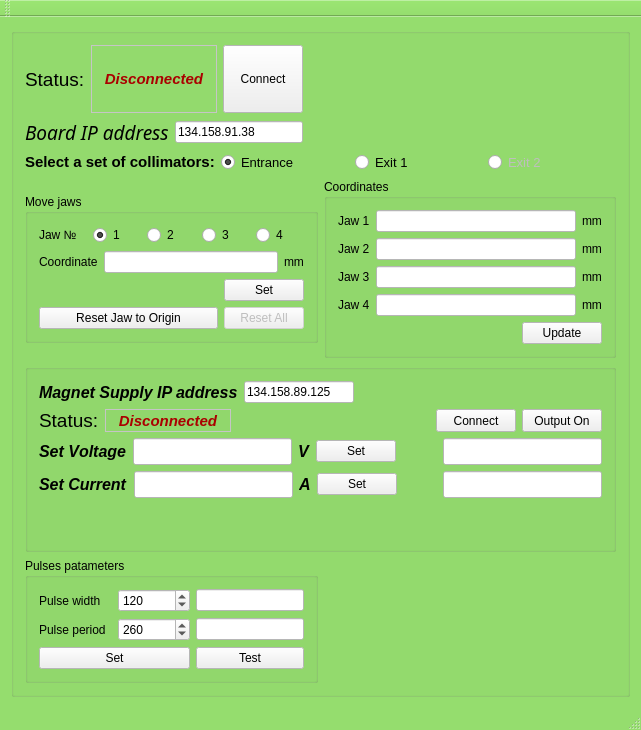
vladkrylov/Leetech-GUI, file mainwindow.ui: the form before one commit.
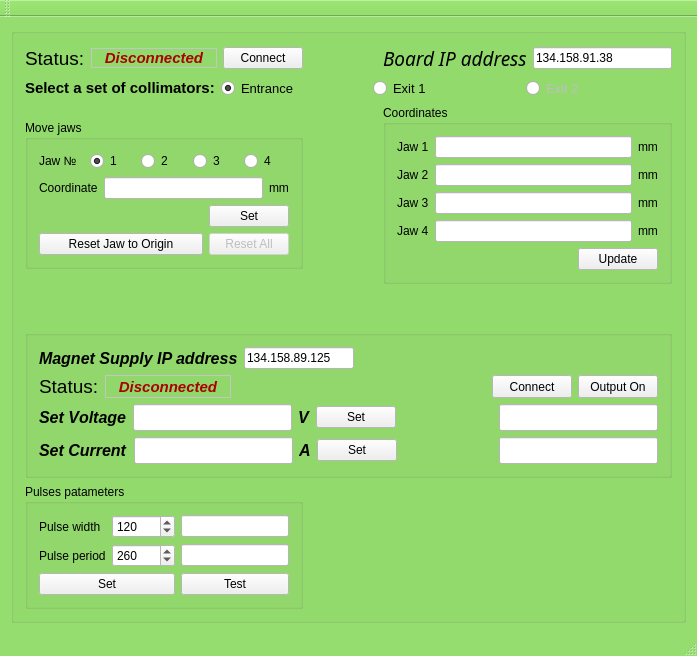
The form after the commit.

Commit message: window prettified

```diff
--- a/mainwindow.ui
+++ b/mainwindow.ui
@@ -6,8 +6,8 @@
    <rect>
     <x>0</x>
     <y>0</y>
-    <width>641</width>
-    <height>730</height>
+    <width>677</width>
+    <height>632</height>
    </rect>
   </property>
   <property name="palette">
@@ -212,212 +212,224 @@
        <bool>false</bool>
       </property>
       <layout class="QGridLayout" name="gridLayout">
-       <item row="1" column="0" colspan="2">
-        <layout class="QHBoxLayout" name="horizontalLayout">
-         <item>
-          <widget class="QLabel" name="label_29">
+       <item row="2" column="0">
+        <widget class="QGroupBox" name="MoveGroupBox">
            <property name="sizePolicy">
-            <sizepolicy hsizetype="Preferred" vsizetype="Fixed">
+          <sizepolicy hsizetype="Preferred" vsizetype="Maximum">
              <horstretch>0</horstretch>
              <verstretch>0</verstretch>
             </sizepolicy>
            </property>
-           <property name="font">
-            <font>
-             <pointsize>11</pointsize>
-             <weight>75</weight>
-             <bold>true</bold>
-            </font>
-           </property>
-           <property name="text">
-            <string>Select a set of collimators:</string>
-           </property>
-          </widget>
-         </item>
-         <item>
-          <widget class="QRadioButton" name="SelectEntranceRadio">
-           <property name="font">
-            <font>
-             <pointsize>10</pointsize>
-            </font>
-           </property>
-           <property name="text">
-            <string>Entrance</string>
-           </property>
-           <property name="checkable">
-            <bool>true</bool>
-           </property>
-           <property name="checked">
-            <bool>true</bool>
-           </property>
-          </widget>
-         </item>
-         <item>
-          <widget class="QRadioButton" name="SelectExit1Radio">
-           <property name="font">
-            <font>
-             <pointsize>10</pointsize>
-            </font>
-           </property>
-           <property name="text">
-            <string>Exit 1</string>
-           </property>
-          </widget>
-         </item>
-         <item>
-          <widget class="QRadioButton" name="SelectExit2Radio">
-           <property name="enabled">
-            <bool>false</bool>
-           </property>
-           <property name="font">
-            <font>
-             <pointsize>10</pointsize>
-            </font>
-           </property>
-           <property name="text">
-            <string>Exit 2</string>
-           </property>
-          </widget>
-         </item>
-        </layout>
-       </item>
-       <item row="2" column="1">
-        <widget class="QGroupBox" name="groupBox_2">
          <property name="title">
-          <string>Coordinates</string>
+          <string>Move jaws</string>
          </property>
-         <layout class="QGridLayout" name="gridLayout_5">
-          <item row="0" column="0" colspan="2">
-           <layout class="QVBoxLayout" name="verticalLayout_2">
-            <item>
-             <layout class="QHBoxLayout" name="horizontalLayout_4">
-              <item>
-               <widget class="QLabel" name="label_10">
-                <property name="text">
-                 <string>Jaw 1</string>
-                </property>
-               </widget>
-              </item>
-              <item>
-               <widget class="QLineEdit" name="DisplayCoordinate1">
-                <property name="enabled">
-                 <bool>false</bool>
-                </property>
-               </widget>
-              </item>
-              <item>
-               <widget class="QLabel" name="label_11">
-                <property name="text">
-                 <string>mm</string>
-                </property>
-               </widget>
-              </item>
-             </layout>
-            </item>
-            <item>
-             <layout class="QHBoxLayout" name="horizontalLayout_6">
-              <item>
-               <widget class="QLabel" name="label_14">
-                <property name="text">
-                 <string>Jaw 2</string>
-                </property>
-               </widget>
-              </item>
-              <item>
-               <widget class="QLineEdit" name="DisplayCoordinate2">
-                <property name="enabled">
-                 <bool>false</bool>
-                </property>
-               </widget>
-              </item>
-              <item>
-               <widget class="QLabel" name="label_15">
-                <property name="text">
-                 <string>mm</string>
-                </property>
-               </widget>
-              </item>
-             </layout>
-            </item>
-            <item>
-             <layout class="QHBoxLayout" name="horizontalLayout_5">
-              <item>
-               <widget class="QLabel" name="label_12">
-                <property name="text">
-                 <string>Jaw 3</string>
-                </property>
-               </widget>
-              </item>
-              <item>
-               <widget class="QLineEdit" name="DisplayCoordinate3">
-                <property name="enabled">
-                 <bool>false</bool>
-                </property>
-               </widget>
-              </item>
-              <item>
-               <widget class="QLabel" name="label_13">
-                <property name="text">
-                 <string>mm</string>
-                </property>
-               </widget>
-              </item>
-             </layout>
-            </item>
-            <item>
-             <layout class="QHBoxLayout" name="horizontalLayout_7">
-              <item>
-               <widget class="QLabel" name="label_16">
-                <property name="text">
-                 <string>Jaw 4</string>
-                </property>
-               </widget>
-              </item>
-              <item>
-               <widget class="QLineEdit" name="DisplayCoordinate4">
-                <property name="enabled">
-                 <bool>false</bool>
-                </property>
-               </widget>
-              </item>
-              <item>
-               <widget class="QLabel" name="label_17">
-                <property name="text">
-                 <string>mm</string>
-                </property>
-               </widget>
-              </item>
-             </layout>
-            </item>
-           </layout>
-          </item>
+         <layout class="QGridLayout" name="gridLayout_6">
           <item row="1" column="0">
-           <spacer name="horizontalSpacer_3">
+           <spacer name="horizontalSpacer_4">
             <property name="orientation">
              <enum>Qt::Horizontal</enum>
             </property>
             <property name="sizeHint" stdset="0">
              <size>
-              <width>175</width>
-              <height>19</height>
+              <width>132</width>
+              <height>20</height>
              </size>
             </property>
            </spacer>
           </item>
+          <item row="0" column="0" colspan="2">
+           <layout class="QGridLayout" name="gridLayout_4">
+            <item row="1" column="0">
+             <widget class="QLabel" name="label_2">
+              <property name="text">
+               <string>Coordinate</string>
+              </property>
+             </widget>
+            </item>
           <item row="1" column="1">
-           <widget class="QPushButton" name="UpdateCoordinatesButton">
-            <property name="enabled">
+             <widget class="QLineEdit" name="CoordinateLineEdit"/>
+            </item>
+            <item row="1" column="2">
+             <widget class="QLabel" name="label_9">
+              <property name="text">
+               <string>mm</string>
+              </property>
+             </widget>
+            </item>
+            <item row="0" column="0" colspan="3">
+             <layout class="QHBoxLayout" name="horizontalLayout_3">
+              <item>
+               <widget class="QLabel" name="label">
+                <property name="text">
+                 <string>Jaw №</string>
+                </property>
+               </widget>
+              </item>
+              <item>
+               <widget class="QRadioButton" name="radioButton_1">
+                <property name="text">
+                 <string>1</string>
+                </property>
+                <property name="checked">
              <bool>true</bool>
             </property>
+               </widget>
+              </item>
+              <item>
+               <widget class="QRadioButton" name="radioButton_2">
             <property name="text">
-             <string>Update</string>
+                 <string>2</string>
             </property>
            </widget>
           </item>
-         </layout>
-        </widget>
-       </item>
-       <item row="3" column="0" colspan="2">
+              <item>
+               <widget class="QRadioButton" name="radioButton_3">
+                <property name="text">
+                 <string>3</string>
+                </property>
+               </widget>
+              </item>
+              <item>
+               <widget class="QRadioButton" name="radioButton_4">
+                <property name="text">
+                 <string>4</string>
+                </property>
+               </widget>
+              </item>
+             </layout>
+            </item>
+           </layout>
+          </item>
+          <item row="1" column="1">
+           <widget class="QPushButton" name="GoButton">
+            <property name="text">
+             <string>Set</string>
+            </property>
+           </widget>
+          </item>
+          <item row="2" column="1">
+           <widget class="QPushButton" name="ResetAllPushButton">
+            <property name="enabled">
+             <bool>false</bool>
+            </property>
+            <property name="text">
+             <string>Reset All</string>
+            </property>
+           </widget>
+          </item>
+          <item row="2" column="0">
+           <widget class="QPushButton" name="ResetOnePushButton">
+            <property name="text">
+             <string>Reset Jaw to Origin</string>
+            </property>
+           </widget>
+          </item>
+         </layout>
+        </widget>
+       </item>
+       <item row="5" column="0">
+        <widget class="QGroupBox" name="PulsesBox">
+         <property name="sizePolicy">
+          <sizepolicy hsizetype="Preferred" vsizetype="Maximum">
+           <horstretch>0</horstretch>
+           <verstretch>0</verstretch>
+          </sizepolicy>
+         </property>
+         <property name="title">
+          <string>Pulses patameters</string>
+         </property>
+         <layout class="QGridLayout" name="gridLayout_9">
+          <item row="0" column="0">
+           <layout class="QGridLayout" name="gridLayout_2">
+            <item row="0" column="0">
+             <widget class="QLabel" name="label_3">
+              <property name="text">
+               <string>Pulse width</string>
+              </property>
+             </widget>
+            </item>
+            <item row="0" column="1">
+             <widget class="QSpinBox" name="WidthSpinBox">
+              <property name="maximum">
+               <number>65535</number>
+              </property>
+              <property name="value">
+               <number>120</number>
+              </property>
+             </widget>
+            </item>
+            <item row="0" column="2">
+             <widget class="QLineEdit" name="PulsesWidthUS">
+              <property name="enabled">
+               <bool>false</bool>
+              </property>
+              <property name="sizePolicy">
+               <sizepolicy hsizetype="Fixed" vsizetype="Fixed">
+                <horstretch>0</horstretch>
+                <verstretch>0</verstretch>
+               </sizepolicy>
+              </property>
+             </widget>
+            </item>
+            <item row="1" column="0">
+             <widget class="QLabel" name="label_4">
+              <property name="text">
+               <string>Pulse period</string>
+              </property>
+             </widget>
+            </item>
+            <item row="1" column="1">
+             <widget class="QSpinBox" name="PeriodSpinBox">
+              <property name="maximum">
+               <number>65535</number>
+              </property>
+              <property name="value">
+               <number>260</number>
+              </property>
+             </widget>
+            </item>
+            <item row="1" column="2">
+             <widget class="QLineEdit" name="PulsesPeriodUS">
+              <property name="enabled">
+               <bool>false</bool>
+              </property>
+              <property name="sizePolicy">
+               <sizepolicy hsizetype="Maximum" vsizetype="Fixed">
+                <horstretch>0</horstretch>
+                <verstretch>0</verstretch>
+               </sizepolicy>
+              </property>
+              <property name="text">
+               <string/>
+              </property>
+             </widget>
+            </item>
+            <item row="2" column="0" colspan="2">
+             <widget class="QPushButton" name="PulsesButton">
+              <property name="sizePolicy">
+               <sizepolicy hsizetype="Expanding" vsizetype="Fixed">
+                <horstretch>0</horstretch>
+                <verstretch>0</verstretch>
+               </sizepolicy>
+              </property>
+              <property name="text">
+               <string>Set</string>
+              </property>
+             </widget>
+            </item>
+            <item row="2" column="2">
+             <widget class="QPushButton" name="TestButton">
+              <property name="text">
+               <string>Test</string>
+              </property>
+             </widget>
+            </item>
+           </layout>
+          </item>
+         </layout>
+        </widget>
+       </item>
+       <item row="4" column="0" colspan="3">
         <widget class="QGroupBox" name="MagnetBox">
          <property name="sizePolicy">
           <sizepolicy hsizetype="Preferred" vsizetype="Maximum">
@@ -1112,236 +1124,139 @@
             </item>
            </layout>
           </item>
-          <item row="1" column="0">
-           <spacer name="verticalSpacer_2">
-            <property name="orientation">
-             <enum>Qt::Vertical</enum>
-            </property>
-            <property name="sizeType">
-             <enum>QSizePolicy::Maximum</enum>
-            </property>
-            <property name="sizeHint" stdset="0">
-             <size>
-              <width>20</width>
-              <height>40</height>
-             </size>
-            </property>
-           </spacer>
-          </item>
          </layout>
-        </widget>
-       </item>
-       <item row="4" column="0">
-        <widget class="QGroupBox" name="PulsesBox">
-         <property name="sizePolicy">
-          <sizepolicy hsizetype="Preferred" vsizetype="Maximum">
-           <horstretch>0</horstretch>
-           <verstretch>0</verstretch>
-          </sizepolicy>
-         </property>
-         <property name="title">
-          <string>Pulses patameters</string>
-         </property>
-         <layout class="QGridLayout" name="gridLayout_9">
-          <item row="0" column="0">
-           <layout class="QGridLayout" name="gridLayout_2">
-            <item row="0" column="0">
-             <widget class="QLabel" name="label_3">
-              <property name="text">
-               <string>Pulse width</string>
-              </property>
-             </widget>
-            </item>
-            <item row="0" column="1">
-             <widget class="QSpinBox" name="WidthSpinBox">
-              <property name="maximum">
-               <number>65535</number>
-              </property>
-              <property name="value">
-               <number>120</number>
-              </property>
-             </widget>
-            </item>
-            <item row="0" column="2">
-             <widget class="QLineEdit" name="PulsesWidthUS">
-              <property name="enabled">
-               <bool>false</bool>
-              </property>
-              <property name="sizePolicy">
-               <sizepolicy hsizetype="Fixed" vsizetype="Fixed">
-                <horstretch>0</horstretch>
-                <verstretch>0</verstretch>
-               </sizepolicy>
-              </property>
-             </widget>
-            </item>
-            <item row="1" column="0">
-             <widget class="QLabel" name="label_4">
-              <property name="text">
-               <string>Pulse period</string>
-              </property>
-             </widget>
-            </item>
-            <item row="1" column="1">
-             <widget class="QSpinBox" name="PeriodSpinBox">
-              <property name="maximum">
-               <number>65535</number>
-              </property>
-              <property name="value">
-               <number>260</number>
-              </property>
-             </widget>
-            </item>
-            <item row="1" column="2">
-             <widget class="QLineEdit" name="PulsesPeriodUS">
-              <property name="enabled">
-               <bool>false</bool>
-              </property>
-              <property name="sizePolicy">
-               <sizepolicy hsizetype="Maximum" vsizetype="Fixed">
-                <horstretch>0</horstretch>
-                <verstretch>0</verstretch>
-               </sizepolicy>
-              </property>
-              <property name="text">
-               <string/>
-              </property>
-             </widget>
-            </item>
-            <item row="2" column="0" colspan="2">
-             <widget class="QPushButton" name="PulsesButton">
-              <property name="sizePolicy">
-               <sizepolicy hsizetype="Expanding" vsizetype="Fixed">
-                <horstretch>0</horstretch>
-                <verstretch>0</verstretch>
-               </sizepolicy>
-              </property>
-              <property name="text">
-               <string>Set</string>
-              </property>
              </widget>
             </item>
             <item row="2" column="2">
-             <widget class="QPushButton" name="TestButton">
-              <property name="text">
-               <string>Test</string>
-              </property>
-             </widget>
-            </item>
-           </layout>
-          </item>
-         </layout>
-        </widget>
-       </item>
-       <item row="2" column="0">
-        <widget class="QGroupBox" name="MoveGroupBox">
-         <property name="sizePolicy">
-          <sizepolicy hsizetype="Preferred" vsizetype="Maximum">
-           <horstretch>0</horstretch>
-           <verstretch>0</verstretch>
-          </sizepolicy>
-         </property>
+        <widget class="QGroupBox" name="groupBox_2">
          <property name="title">
-          <string>Move jaws</string>
+          <string>Coordinates</string>
          </property>
-         <layout class="QGridLayout" name="gridLayout_6">
+         <layout class="QGridLayout" name="gridLayout_5">
+          <item row="1" column="0">
+           <spacer name="horizontalSpacer_3">
+            <property name="orientation">
+             <enum>Qt::Horizontal</enum>
+            </property>
+            <property name="sizeHint" stdset="0">
+             <size>
+              <width>175</width>
+              <height>19</height>
+             </size>
+            </property>
+           </spacer>
+          </item>
           <item row="0" column="0" colspan="2">
-           <layout class="QGridLayout" name="gridLayout_4">
-            <item row="1" column="0">
-             <widget class="QLabel" name="label_2">
+           <layout class="QVBoxLayout" name="verticalLayout_2">
+            <item>
+             <layout class="QHBoxLayout" name="horizontalLayout_4">
+              <item>
+               <widget class="QLabel" name="label_10">
               <property name="text">
-               <string>Coordinate</string>
-              </property>
-             </widget>
+                 <string>Jaw 1</string>
+                </property>
+               </widget>
+              </item>
+              <item>
+               <widget class="QLineEdit" name="DisplayCoordinate1">
+                <property name="enabled">
+                 <bool>false</bool>
+                </property>
+               </widget>
+              </item>
+              <item>
+               <widget class="QLabel" name="label_11">
+                <property name="text">
+                 <string>mm</string>
+                </property>
+               </widget>
+              </item>
+             </layout>
+            </item>
+            <item>
+             <layout class="QHBoxLayout" name="horizontalLayout_6">
+              <item>
+               <widget class="QLabel" name="label_14">
+                <property name="text">
+                 <string>Jaw 2</string>
+                </property>
+               </widget>
+              </item>
+              <item>
+               <widget class="QLineEdit" name="DisplayCoordinate2">
+                <property name="enabled">
+                 <bool>false</bool>
+                </property>
+               </widget>
+              </item>
+              <item>
+               <widget class="QLabel" name="label_15">
+                <property name="text">
+                 <string>mm</string>
+                </property>
+               </widget>
+              </item>
+             </layout>
+            </item>
+            <item>
+             <layout class="QHBoxLayout" name="horizontalLayout_5">
+              <item>
+               <widget class="QLabel" name="label_12">
+                <property name="text">
+                 <string>Jaw 3</string>
+                </property>
+               </widget>
+              </item>
+              <item>
+               <widget class="QLineEdit" name="DisplayCoordinate3">
+                <property name="enabled">
+                 <bool>false</bool>
+                </property>
+               </widget>
+              </item>
+              <item>
+               <widget class="QLabel" name="label_13">
+                <property name="text">
+                 <string>mm</string>
+                </property>
+               </widget>
+              </item>
+             </layout>
+            </item>
+            <item>
+             <layout class="QHBoxLayout" name="horizontalLayout_7">
+              <item>
+               <widget class="QLabel" name="label_16">
+                <property name="text">
+                 <string>Jaw 4</string>
+                </property>
+               </widget>
+              </item>
+              <item>
+               <widget class="QLineEdit" name="DisplayCoordinate4">
+                <property name="enabled">
+                 <bool>false</bool>
+                </property>
+               </widget>
+              </item>
+              <item>
+               <widget class="QLabel" name="label_17">
+                <property name="text">
+                 <string>mm</string>
+                </property>
+               </widget>
+              </item>
+             </layout>
+            </item>
+           </layout>
             </item>
             <item row="1" column="1">
-             <widget class="QLineEdit" name="CoordinateLineEdit"/>
-            </item>
-            <item row="1" column="2">
-             <widget class="QLabel" name="label_9">
-              <property name="text">
-               <string>mm</string>
-              </property>
-             </widget>
-            </item>
-            <item row="0" column="0" colspan="3">
-             <layout class="QHBoxLayout" name="horizontalLayout_3">
-              <item>
-               <widget class="QLabel" name="label">
-                <property name="text">
-                 <string>Jaw №</string>
-                </property>
-               </widget>
-              </item>
-              <item>
-               <widget class="QRadioButton" name="radioButton_1">
-                <property name="text">
-                 <string>1</string>
-                </property>
-                <property name="checked">
+           <widget class="QPushButton" name="UpdateCoordinatesButton">
+            <property name="enabled">
                  <bool>true</bool>
                 </property>
-               </widget>
-              </item>
-              <item>
-               <widget class="QRadioButton" name="radioButton_2">
                 <property name="text">
-                 <string>2</string>
-                </property>
-               </widget>
-              </item>
-              <item>
-               <widget class="QRadioButton" name="radioButton_3">
-                <property name="text">
-                 <string>3</string>
-                </property>
-               </widget>
-              </item>
-              <item>
-               <widget class="QRadioButton" name="radioButton_4">
-                <property name="text">
-                 <string>4</string>
-                </property>
-               </widget>
-              </item>
-             </layout>
-            </item>
-           </layout>
-          </item>
-          <item row="1" column="0">
-           <spacer name="horizontalSpacer_4">
-            <property name="orientation">
-             <enum>Qt::Horizontal</enum>
-            </property>
-            <property name="sizeHint" stdset="0">
-             <size>
-              <width>132</width>
-              <height>20</height>
-             </size>
-            </property>
-           </spacer>
-          </item>
-          <item row="1" column="1">
-           <widget class="QPushButton" name="GoButton">
-            <property name="text">
-             <string>Set</string>
-            </property>
-           </widget>
-          </item>
-          <item row="2" column="0">
-           <widget class="QPushButton" name="ResetOnePushButton">
-            <property name="text">
-             <string>Reset Jaw to Origin</string>
-            </property>
-           </widget>
-          </item>
-          <item row="2" column="1">
-           <widget class="QPushButton" name="ResetAllPushButton">
-            <property name="enabled">
-             <bool>false</bool>
-            </property>
-            <property name="text">
-             <string>Reset All</string>
+             <string>Update</string>
             </property>
            </widget>
           </item>
@@ -1349,13 +1264,15 @@
         </widget>
        </item>
        <item row="0" column="0">
-        <layout class="QHBoxLayout" name="horizontalLayout_11">
-         <item>
-          <layout class="QVBoxLayout" name="verticalLayout">
-           <item>
             <layout class="QHBoxLayout" name="horizontalLayout_8">
              <item>
               <widget class="QLabel" name="label_7">
+           <property name="sizePolicy">
+            <sizepolicy hsizetype="Preferred" vsizetype="Maximum">
+             <horstretch>0</horstretch>
+             <verstretch>0</verstretch>
+            </sizepolicy>
+           </property>
                <property name="font">
                 <font>
                  <pointsize>14</pointsize>
@@ -1369,7 +1286,7 @@
              <item>
               <widget class="QLabel" name="ConnectLabel">
                <property name="sizePolicy">
-                <sizepolicy hsizetype="Maximum" vsizetype="Preferred">
+            <sizepolicy hsizetype="Maximum" vsizetype="Maximum">
                  <horstretch>0</horstretch>
                  <verstretch>0</verstretch>
                 </sizepolicy>
@@ -1434,7 +1351,7 @@
              <item>
               <widget class="QPushButton" name="ConnectButton">
                <property name="sizePolicy">
-                <sizepolicy hsizetype="Minimum" vsizetype="Minimum">
+            <sizepolicy hsizetype="Minimum" vsizetype="Fixed">
                  <horstretch>0</horstretch>
                  <verstretch>0</verstretch>
                 </sizepolicy>
@@ -1446,7 +1363,89 @@
              </item>
             </layout>
            </item>
+       <item row="1" column="0" colspan="3">
+        <layout class="QHBoxLayout" name="horizontalLayout">
            <item>
+          <widget class="QLabel" name="label_29">
+           <property name="sizePolicy">
+            <sizepolicy hsizetype="Preferred" vsizetype="Fixed">
+             <horstretch>0</horstretch>
+             <verstretch>0</verstretch>
+            </sizepolicy>
+           </property>
+           <property name="font">
+            <font>
+             <pointsize>11</pointsize>
+             <weight>75</weight>
+             <bold>true</bold>
+            </font>
+           </property>
+           <property name="text">
+            <string>Select a set of collimators:</string>
+           </property>
+          </widget>
+         </item>
+         <item>
+          <widget class="QRadioButton" name="SelectEntranceRadio">
+           <property name="font">
+            <font>
+             <pointsize>10</pointsize>
+            </font>
+           </property>
+           <property name="text">
+            <string>Entrance</string>
+           </property>
+           <property name="checkable">
+            <bool>true</bool>
+           </property>
+           <property name="checked">
+            <bool>true</bool>
+           </property>
+          </widget>
+         </item>
+         <item>
+          <widget class="QRadioButton" name="SelectExit1Radio">
+           <property name="font">
+            <font>
+             <pointsize>10</pointsize>
+            </font>
+           </property>
+           <property name="text">
+            <string>Exit 1</string>
+           </property>
+          </widget>
+         </item>
+         <item>
+          <widget class="QRadioButton" name="SelectExit2Radio">
+           <property name="enabled">
+            <bool>false</bool>
+           </property>
+           <property name="font">
+            <font>
+             <pointsize>10</pointsize>
+            </font>
+           </property>
+           <property name="text">
+            <string>Exit 2</string>
+           </property>
+          </widget>
+         </item>
+        </layout>
+       </item>
+       <item row="0" column="1">
+        <spacer name="horizontalSpacer_2">
+         <property name="orientation">
+          <enum>Qt::Horizontal</enum>
+         </property>
+         <property name="sizeHint" stdset="0">
+          <size>
+           <width>68</width>
+           <height>25</height>
+          </size>
+         </property>
+        </spacer>
+       </item>
+       <item row="0" column="2">
             <layout class="QHBoxLayout" name="horizontalLayout_2">
              <item>
               <widget class="QLabel" name="label_5">
@@ -1477,22 +1476,18 @@
              </item>
             </layout>
            </item>
-          </layout>
-         </item>
-         <item>
-          <spacer name="horizontalSpacer_2">
+       <item row="3" column="2">
+        <spacer name="verticalSpacer">
            <property name="orientation">
-            <enum>Qt::Horizontal</enum>
+          <enum>Qt::Vertical</enum>
            </property>
            <property name="sizeHint" stdset="0">
             <size>
-             <width>13</width>
-             <height>25</height>
+           <width>20</width>
+           <height>40</height>
             </size>
            </property>
           </spacer>
-         </item>
-        </layout>
        </item>
       </layout>
      </widget>
@@ -1504,8 +1499,8 @@
     <rect>
      <x>0</x>
      <y>0</y>
-     <width>641</width>
-     <height>19</height>
+     <width>677</width>
+     <height>21</height>
     </rect>
    </property>
   </widget>
```
Lines whose indentation alone changed are shown as unchanged.
